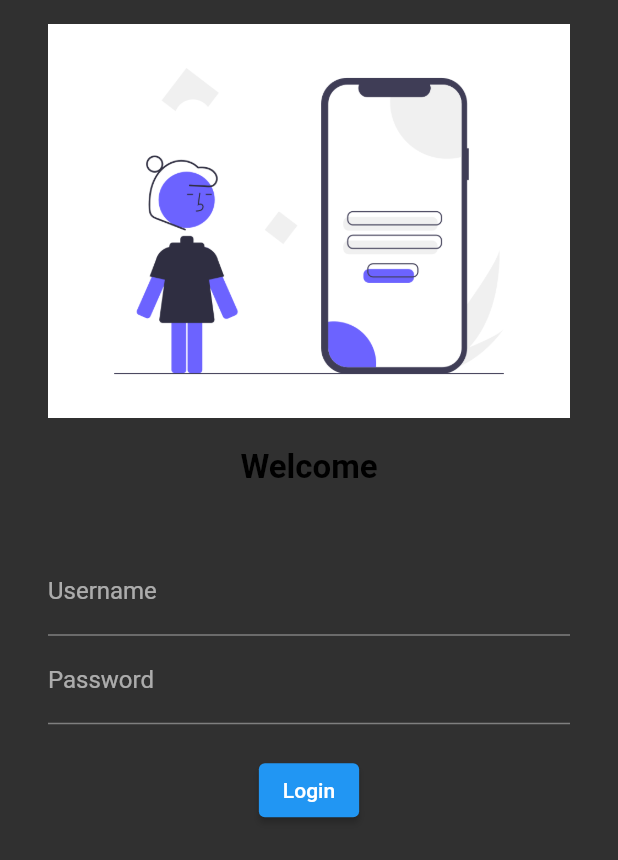
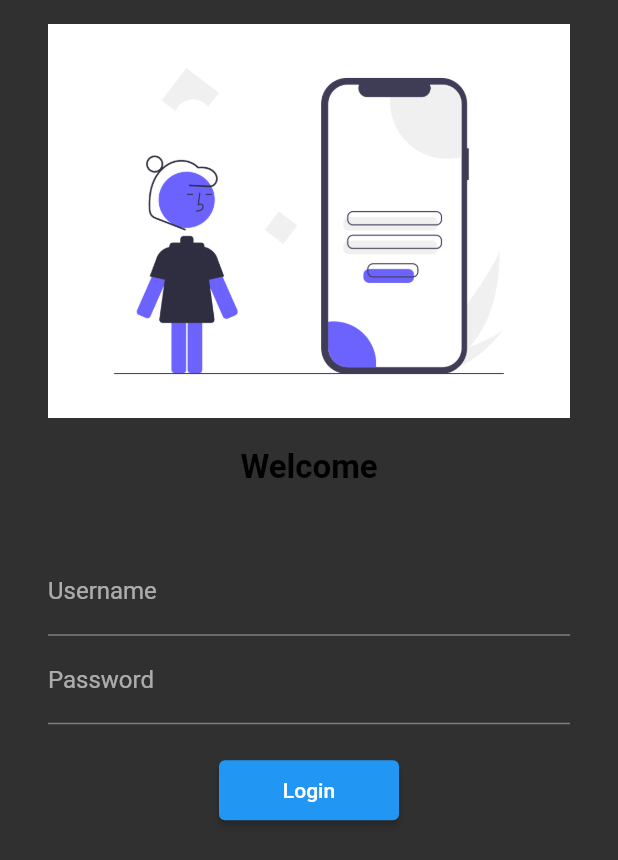
Before and after one commit to wizfury/catalog, a Flutter app: the loginpage screen opened by its route, on a phone screen of 412 x 824 dp. Shown: the top 860 px of the screen. Run offline on Flutter 3.47's test engine with Material 2 defaults, Android fonts, the phone set to English and light mode, and no system bars; missing offline and left inert: dart:html.

Commit message:
making login button work/applying routes

```diff
--- a/lib/main.dart
+++ b/lib/main.dart
@@ -1,5 +1,6 @@
 import 'package:catalog/pages/homepage.dart';
 import 'package:catalog/pages/login.dart';
+import 'package:catalog/util/routes.dart';
 import 'package:flutter/material.dart';
 
 
@@ -15,6 +16,7 @@ class MyApp extends StatelessWidget {
     bringvegetables(thaila: true);
 
     return MaterialApp(
+      debugShowCheckedModeBanner: false,
       themeMode: ThemeMode.dark,
       theme: ThemeData(
         primarySwatch: Colors.deepPurple,
@@ -25,8 +27,8 @@ class MyApp extends StatelessWidget {
       ),
       initialRoute: "/home",
       routes: {
-        "/home": (context) => HomePage(),
-        "/login": (context) => loginpage(),
+        myroutes.homeroute: (context) => HomePage(),
+        myroutes.loginroute: (context) => loginpage(),
       },
     );
   }
--- a/lib/pages/login.dart
+++ b/lib/pages/login.dart
@@ -1,5 +1,6 @@
 import 'dart:html';
 
+import 'package:catalog/util/routes.dart';
 import 'package:flutter/material.dart';
 
 class loginpage extends StatelessWidget {
@@ -8,6 +9,7 @@ class loginpage extends StatelessWidget {
   @override
   Widget build(BuildContext context) {
     return Material(
+      child: SingleChildScrollView(
         child: Padding(
           padding: const EdgeInsets.symmetric(vertical: 16.0, horizontal: 32.0),
           child: Column(
@@ -15,6 +17,7 @@ class loginpage extends StatelessWidget {
               Image.asset(
                 "assets/images/login.png",
                 fit: BoxFit.cover,
+
               ),
               SizedBox(
                 height: 20,
@@ -39,12 +42,14 @@ class loginpage extends StatelessWidget {
               SizedBox(height: 20),
               ElevatedButton(
                 onPressed: () {
-                print("Hello world!");
+                  Navigator.pushNamed(context, myroutes.homeroute);
                 },
                 child: Text("Login"),
-              style: TextButton.styleFrom(),
+                style: TextButton.styleFrom(minimumSize: Size(120,40)),
+
               )
             ],
+          ),
         ),
       ),
     );
--- /dev/null
+++ b/lib/util/routes.dart
@@ -0,0 +1,4 @@
+class myroutes {
+  static String loginroute = "/login";
+  static String homeroute = "/home";
+}
```
Lines whose indentation alone changed are shown as unchanged.
